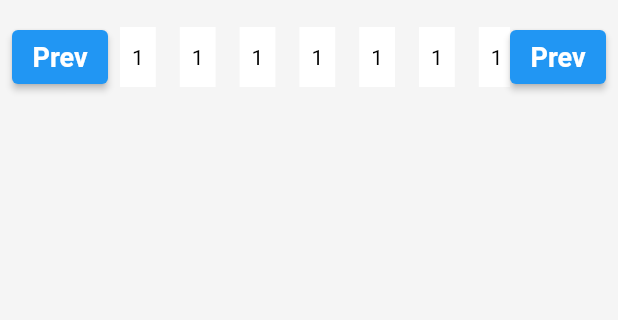
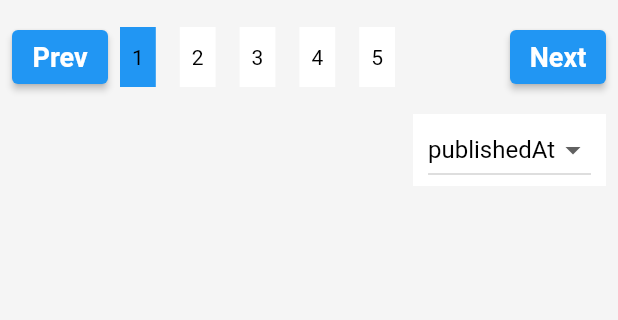
Before and after one commit to oleksiidev/news_app_api, a Flutter app: the screen it shows after launch, on a phone screen of 412 x 824 dp, the part 159-479 px from its top. Run offline on Flutter 3.47's test engine with Material 2 defaults, Android fonts, the phone set to English and light mode, and no system bars; our stand-ins replace flutter_iconly, google_fonts, shared_preferences.

Commit message:
DropdownMenuItem

```diff
--- a/lib/const/vars.dart
+++ b/lib/const/vars.dart
@@ -2,3 +2,9 @@ enum NewsType {
   topTrending,
   allNews,
 }
+
+enum SortByEnum {
+  relevancy,
+  popularity,
+  publishedAt,
+}
--- a/lib/screens/home_screen.dart
+++ b/lib/screens/home_screen.dart
@@ -16,6 +16,8 @@ class HomeScreen extends StatefulWidget {
 
 class _HomeScreenState extends State<HomeScreen> {
   var newsType = NewsType.allNews;
+  int currentPageIndex = 0;
+  String sortBy = SortByEnum.publishedAt.name;
   @override
   Widget build(BuildContext context) {
     final Color color = Utils(context).getColor;
@@ -90,32 +92,75 @@ class _HomeScreenState extends State<HomeScreen> {
                       child: Row(
                         mainAxisAlignment: MainAxisAlignment.spaceAround,
                         children: [
-                          paginationButtons(function: () {}, text: "Prev"),
+                          paginationButtons(
+                            text: "Prev",
+                            function: () {
+                              if (currentPageIndex == 0) {
+                                return;
+                              }
+                              setState(() {
+                                currentPageIndex -= 1;
+                              });
+                            },
+                          ),
                           Flexible(
                             flex: 2,
                             child: ListView.builder(
+                                itemCount: 5,
                                 scrollDirection: Axis.horizontal,
                                 itemBuilder: ((context, index) {
                                   return Padding(
                                     padding: const EdgeInsets.all(8.0),
-                                    child: InkWell(
-                                      onTap: () {},
-                                      child: Container(
-                                        color: Theme.of(context).cardColor,
-                                        child: const Center(
+                                    child: Material(
+                                      color: currentPageIndex == index
+                                          ? Colors.blue
+                                          : Theme.of(context).cardColor,
+                                      child: InkWell(
+                                        onTap: () {
+                                          setState(() {
+                                            currentPageIndex = index;
+                                          });
+                                        },
+                                        child: Center(
                                             child: Padding(
-                                          padding: EdgeInsets.all(8.0),
-                                          child: Text('1'),
+                                          padding: const EdgeInsets.all(8.0),
+                                          child: Text("${index + 1}"),
                                         )),
                                       ),
                                     ),
                                   );
                                 })),
                           ),
-                          paginationButtons(function: () {}, text: "Next"),
+                          paginationButtons(
+                            text: "Next",
+                            function: () {
+                              if (currentPageIndex == 4) {
+                                return;
+                              }
+                              setState(() {
+                                currentPageIndex += 1;
+                              });
+                            },
+                          ),
                         ],
                       ),
                     ),
+              VerticalSpacing(10),
+              newsType == NewsType.topTrending
+                  ? Container()
+                  : Align(
+                      alignment: Alignment.topRight,
+                      child: Material(
+                        color: Theme.of(context).cardColor,
+                        child: Padding(
+                          padding: const EdgeInsets.symmetric(horizontal: 10),
+                          child: DropdownButton(
+                              value: sortBy,
+                              items: dropdownButton,
+                              onChanged: (String? value) {}),
+                        ),
+                      ),
+                    )
             ],
           ),
         ),
@@ -123,18 +168,38 @@ class _HomeScreenState extends State<HomeScreen> {
     );
   }
 
+  List<DropdownMenuItem<String>> get dropdownButton {
+    List<DropdownMenuItem<String>> menuItem = [
+      DropdownMenuItem(
+        value: SortByEnum.relevancy.name,
+        child: Text(SortByEnum.relevancy.name),
+      ),
+      DropdownMenuItem(
+        value: SortByEnum.popularity.name,
+        child: Text(SortByEnum.popularity.name),
+      ),
+      DropdownMenuItem(
+        value: SortByEnum.publishedAt.name,
+        child: Text(SortByEnum.publishedAt.name),
+      ),
+    ];
+    return menuItem;
+  }
+
   Widget paginationButtons({required Function function, required String text}) {
     return ElevatedButton(
-      onPressed: () {},
-      child: Text('Prev'),
+      onPressed: () {
+        function();
+      },
       style: ElevatedButton.styleFrom(
         primary: Colors.blue,
-        padding: EdgeInsets.all(6),
-        textStyle: TextStyle(
+        padding: const EdgeInsets.all(6),
+        textStyle: const TextStyle(
           fontSize: 18,
           fontWeight: FontWeight.bold,
         ),
       ),
+      child: Text(text),
     );
   }
 }
```
